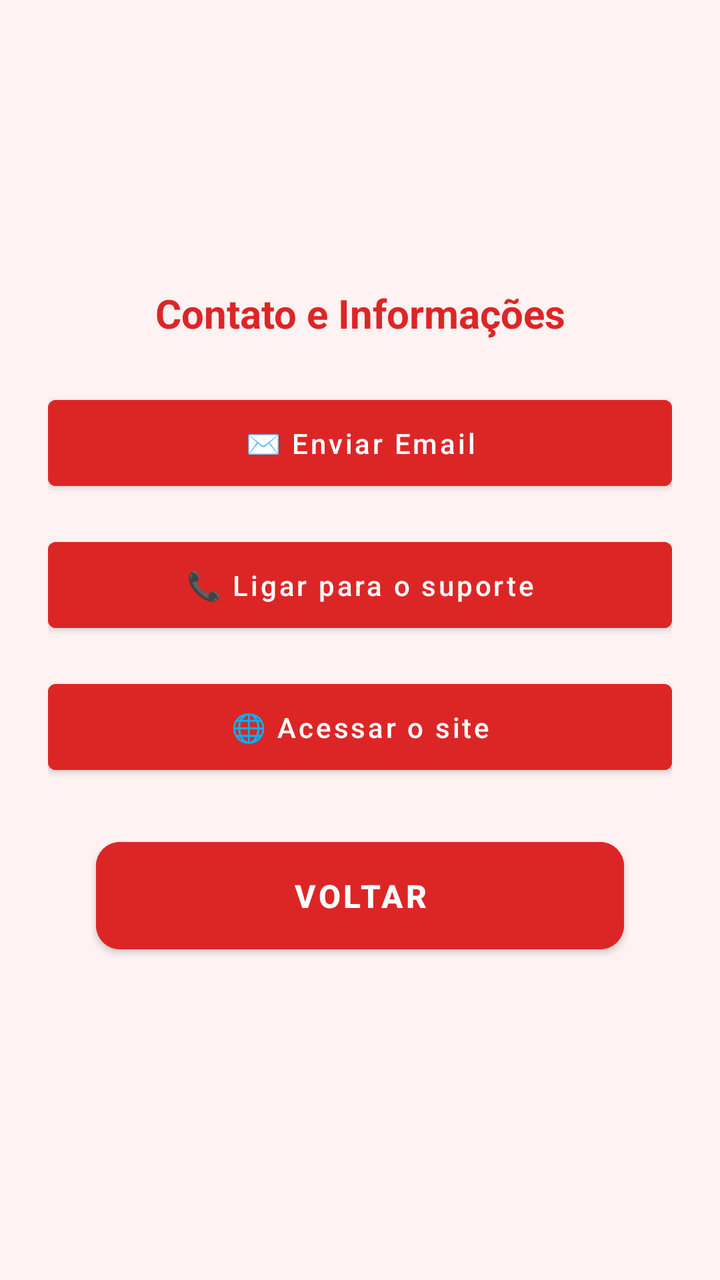
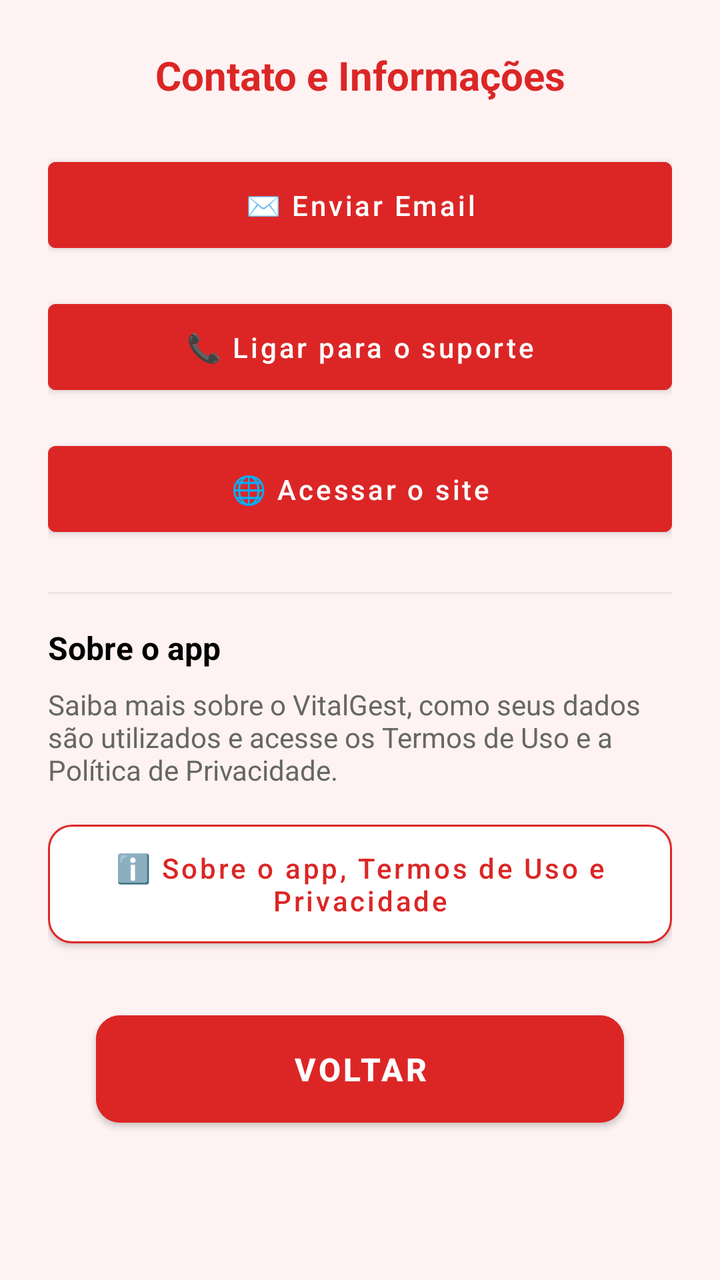

Two renders of the same Android screen: before a commit and after it. Below are the layout's source before the change and the commit's diff.
<!-- AndroidManifest.xml: activity theme Theme.Newvitalgest01 -->
<!-- res/layout/activity_contato_informacoes.xml -->
<?xml version="1.0" encoding="utf-8"?>
<LinearLayout xmlns:android="http://schemas.android.com/apk/res/android"
    xmlns:app="http://schemas.android.com/apk/res-auto"
    android:layout_width="match_parent"
    android:layout_height="match_parent"
    android:background="@color/fundo_claro"
    android:orientation="vertical"
    android:padding="24dp"
    android:gravity="center">

    <TextView
        android:layout_width="match_parent"
        android:layout_height="wrap_content"
        android:text="Contato e Informações"
        android:textSize="20sp"
        android:textStyle="bold"
        android:textColor="@color/vermelho_primario"
        android:gravity="center"
        android:layout_marginBottom="24dp" />

    <Button
        android:id="@+id/btnEmail"
        android:layout_width="match_parent"
        android:layout_height="wrap_content"
        android:text="✉️ Enviar Email"
        android:textColor="@android:color/white"
        android:backgroundTint="@color/vermelho_primario"
        android:textAllCaps="false"
        android:layout_marginBottom="16dp"
        android:padding="12dp" />

    <Button
        android:id="@+id/btnTelefone"
        android:layout_width="match_parent"
        android:layout_height="wrap_content"
        android:text="📞 Ligar para o suporte"
        android:textColor="@android:color/white"
        android:backgroundTint="@color/vermelho_primario"
        android:textAllCaps="false"
        android:layout_marginBottom="16dp"
        android:padding="12dp" />

    <Button
        android:id="@+id/btnSite"
        android:layout_width="match_parent"
        android:layout_height="wrap_content"
        android:text="🌐 Acessar o site"
        android:textColor="@android:color/white"
        android:backgroundTint="@color/vermelho_primario"
        android:textAllCaps="false"
        android:padding="12dp"
        android:layout_marginBottom="24dp" />

    <Button
        android:id="@+id/btnVoltar"
        android:layout_width="match_parent"
        android:layout_height="wrap_content"
        android:text="Voltar"
        android:textSize="16sp"
        android:textStyle="bold"
        android:textColor="@color/white"
        android:backgroundTint="@color/vermelho_primario"
        android:padding="16dp"
        android:layout_marginStart="24dp"
        android:layout_marginEnd="24dp"
        android:layout_marginBottom="16dp"
        app:cornerRadius="12dp" />

</LinearLayout>
<!-- resources referenced by this layout -->
<resources>
  <color name="fundo_claro">#fef2f2</color>
  <color name="vermelho_primario">#dc2626</color>
  <color name="white">#FFFFFFFF</color>
  <style name="Theme.Newvitalgest01" parent="Base.Theme.Newvitalgest01" />
  <style name="Base.Theme.Newvitalgest01" parent="Theme.MaterialComponents.DayNight.NoActionBar">
          
          <item name="colorPrimary">@color/azul_primario</item>
          <item name="colorPrimaryVariant">@color/azul_primario</item>
          <item name="colorOnPrimary">@android:color/white</item>
  
          <item name="colorSecondary">@color/vermelho_primario</item>
          <item name="colorAccent">@color/vermelho_primario</item>
  
          
          <item name="android:windowBackground">@android:color/white</item>
          <item name="android:statusBarColor" tools:targetApi="l">@color/azul_primario</item>
  
          
          <item name="android:textColor">@android:color/black</item>
  
          
          <item name="android:fontFamily">sans-serif</item>
          <item name="fontFamily">sans-serif</item>
      </style>
  <color name="azul_primario">#1976D2</color>
</resources>

<!-- the commit's change to res/layout/activity_contato_informacoes.xml (unified diff, before → after) -->
@@ -1,69 +1,116 @@
 <?xml version="1.0" encoding="utf-8"?>
-<LinearLayout xmlns:android="http://schemas.android.com/apk/res/android"
+<ScrollView xmlns:android="http://schemas.android.com/apk/res/android"
     xmlns:app="http://schemas.android.com/apk/res-auto"
     android:layout_width="match_parent"
     android:layout_height="match_parent"
-    android:background="@color/fundo_claro"
-    android:orientation="vertical"
-    android:padding="24dp"
-    android:gravity="center">
+    android:background="@color/fundo_claro">
 
-    <TextView
+    <LinearLayout
         android:layout_width="match_parent"
         android:layout_height="wrap_content"
-        android:text="Contato e Informações"
-        android:textSize="20sp"
-        android:textStyle="bold"
-        android:textColor="@color/vermelho_primario"
-        android:gravity="center"
-        android:layout_marginBottom="24dp" />
+        android:orientation="vertical"
+        android:padding="24dp"
+        android:gravity="center_horizontal">
 
-    <Button
-        android:id="@+id/btnEmail"
-        android:layout_width="match_parent"
-        android:layout_height="wrap_content"
-        android:text="✉️ Enviar Email"
-        android:textColor="@android:color/white"
-        android:backgroundTint="@color/vermelho_primario"
-        android:textAllCaps="false"
-        android:layout_marginBottom="16dp"
-        android:padding="12dp" />
+        <TextView
+            android:layout_width="match_parent"
+            android:layout_height="wrap_content"
+            android:text="Contato e Informações"
+            android:textSize="20sp"
+            android:textStyle="bold"
+            android:textColor="@color/vermelho_primario"
+            android:gravity="center"
+            android:layout_marginBottom="24dp" />
 
-    <Button
-        android:id="@+id/btnTelefone"
-        android:layout_width="match_parent"
-        android:layout_height="wrap_content"
-        android:text="📞 Ligar para o suporte"
-        android:textColor="@android:color/white"
-        android:backgroundTint="@color/vermelho_primario"
-        android:textAllCaps="false"
-        android:layout_marginBottom="16dp"
-        android:padding="12dp" />
+        
+        <Button
+            android:id="@+id/btnEmail"
+            android:layout_width="match_parent"
+            android:layout_height="wrap_content"
+            android:text="✉️ Enviar Email"
+            android:textColor="@android:color/white"
+            android:backgroundTint="@color/vermelho_primario"
+            android:textAllCaps="false"
+            android:layout_marginBottom="16dp"
+            android:padding="12dp" />
 
-    <Button
-        android:id="@+id/btnSite"
-        android:layout_width="match_parent"
-        android:layout_height="wrap_content"
-        android:text="🌐 Acessar o site"
-        android:textColor="@android:color/white"
-        android:backgroundTint="@color/vermelho_primario"
-        android:textAllCaps="false"
-        android:padding="12dp"
-        android:layout_marginBottom="24dp" />
+        <Button
+            android:id="@+id/btnTelefone"
+            android:layout_width="match_parent"
+            android:layout_height="wrap_content"
+            android:text="📞 Ligar para o suporte"
+            android:textColor="@android:color/white"
+            android:backgroundTint="@color/vermelho_primario"
+            android:textAllCaps="false"
+            android:layout_marginBottom="16dp"
+            android:padding="12dp" />
 
-    <Button
-        android:id="@+id/btnVoltar"
-        android:layout_width="match_parent"
-        android:layout_height="wrap_content"
-        android:text="Voltar"
-        android:textSize="16sp"
-        android:textStyle="bold"
-        android:textColor="@color/white"
-        android:backgroundTint="@color/vermelho_primario"
-        android:padding="16dp"
-        android:layout_marginStart="24dp"
-        android:layout_marginEnd="24dp"
-        android:layout_marginBottom="16dp"
-        app:cornerRadius="12dp" />
+        <Button
+            android:id="@+id/btnSite"
+            android:layout_width="match_parent"
+            android:layout_height="wrap_content"
+            android:text="🌐 Acessar o site"
+            android:textColor="@android:color/white"
+            android:backgroundTint="@color/vermelho_primario"
+            android:textAllCaps="false"
+            android:padding="12dp"
+            android:layout_marginBottom="24dp" />
 
-</LinearLayout>
+        
+        <View
+            android:layout_width="match_parent"
+            android:layout_height="1dp"
+            android:background="@android:color/darker_gray"
+            android:alpha="0.2"
+            android:layout_marginBottom="16dp" />
+
+        
+        <TextView
+            android:layout_width="match_parent"
+            android:layout_height="wrap_content"
+            android:text="Sobre o app"
+            android:textSize="16sp"
+            android:textStyle="bold"
+            android:textColor="@android:color/black"
+            android:layout_marginBottom="8dp" />
+
+        <TextView
+            android:layout_width="match_parent"
+            android:layout_height="wrap_content"
+            android:text="Saiba mais sobre o VitalGest, como seus dados são utilizados e acesse os Termos de Uso e a Política de Privacidade."
+            android:textSize="14sp"
+            android:textColor="@color/cinza_texto"
+            android:layout_marginBottom="12dp" />
+
+        <Button
+            android:id="@+id/btnSobreApp"
+            android:layout_width="match_parent"
+            android:layout_height="wrap_content"
+            android:text="ℹ️ Sobre o app, Termos de Uso e Privacidade"
+            android:textColor="@color/vermelho_primario"
+            android:backgroundTint="@android:color/white"
+            android:textAllCaps="false"
+            android:padding="12dp"
+            android:layout_marginBottom="24dp"
+            app:cornerRadius="12dp"
+            app:strokeWidth="1dp"
+            app:strokeColor="@color/vermelho_primario" />
+
+        
+        <Button
+            android:id="@+id/btnVoltar"
+            android:layout_width="match_parent"
+            android:layout_height="wrap_content"
+            android:text="Voltar"
+            android:textSize="16sp"
+            android:textStyle="bold"
+            android:textColor="@color/white"
+            android:backgroundTint="@color/vermelho_primario"
+            android:padding="16dp"
+            android:layout_marginStart="24dp"
+            android:layout_marginEnd="24dp"
+            android:layout_marginBottom="16dp"
+            app:cornerRadius="12dp" />
+
+    </LinearLayout>
+</ScrollView>
<!-- resource entries referenced after the edit -->
@@ -1,5 +1,6 @@
 <!-- resources referenced by this layout -->
 <resources>
+  <color name="cinza_texto">#666666</color>
   <color name="fundo_claro">#fef2f2</color>
   <color name="vermelho_primario">#dc2626</color>
   <color name="white">#FFFFFFFF</color>
